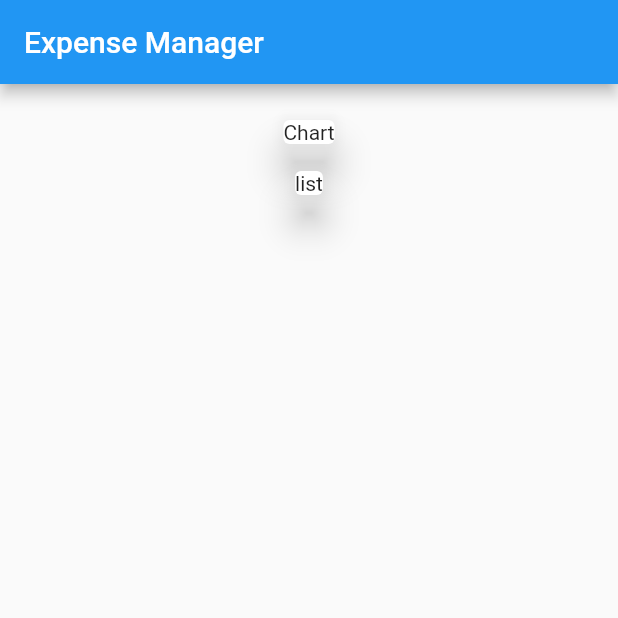
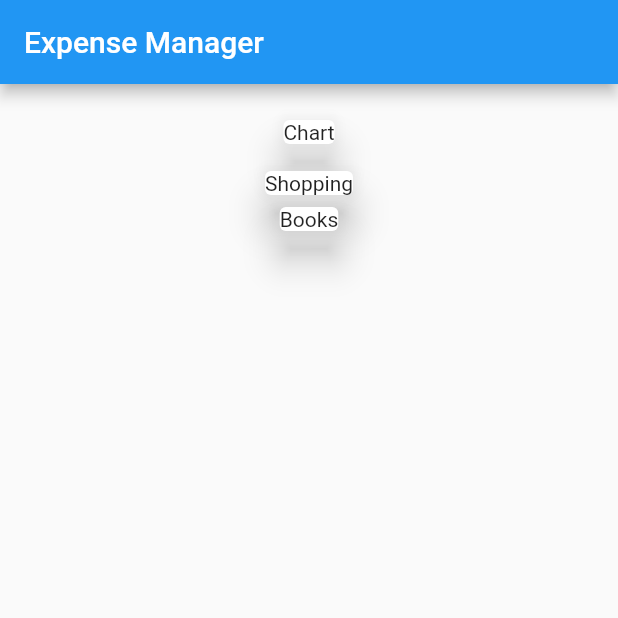
Before and after one commit to harshthakur066/Expense-Manager--Flutter, a Flutter app: the screen it shows after launch, on a phone screen of 412 x 824 dp, the top half of it. Run offline on Flutter 3.47's test engine with Material 2 defaults, Android fonts, the phone set to English and light mode, and no system bars.

Commit message:
added transactions and displayed title

```diff
--- a/lib/main.dart
+++ b/lib/main.dart
@@ -1,4 +1,5 @@
 import 'package:flutter/material.dart';
+import './transaction.dart';
 
 void main() => runApp(MyApp());
 
@@ -13,6 +14,21 @@ class MyApp extends StatelessWidget {
 }
 
 class MyHomePage extends StatelessWidget {
+  final List<Transaction> transactions = [
+    Transaction(
+      id: 't1',
+      title: 'Shopping',
+      amount: 2000,
+      date: DateTime.now(),
+    ),
+    Transaction(
+      id: 't2',
+      title: 'Books',
+      amount: 300,
+      date: DateTime.now(),
+    ),
+  ];
+
   @override
   Widget build(BuildContext context) {
     return Scaffold(
@@ -32,13 +48,14 @@ class MyHomePage extends StatelessWidget {
                 elevation: 10,
               ),
             ),
-            Container(
-              margin: EdgeInsets.only(bottom: 10),
-              child: Card(
-                child: Text('list'),
-                elevation: 10,
-              ),
-            ),
+            Column(
+              children: transactions.map((tx) {
+                return Card(
+                  child: Text(tx.title),
+                  elevation: 10,
+                );
+              }).toList(),
+            )
           ],
         ),
       ),
--- /dev/null
+++ b/lib/transaction.dart
@@ -0,0 +1,15 @@
+import 'package:flutter/foundation.dart';
+
+class Transaction {
+  final String id;
+  final String title;
+  final double amount;
+  final DateTime date;
+
+  Transaction({
+    @required this.id,
+    @required this.amount,
+    @required this.date,
+    @required this.title,
+  });
+}
```
